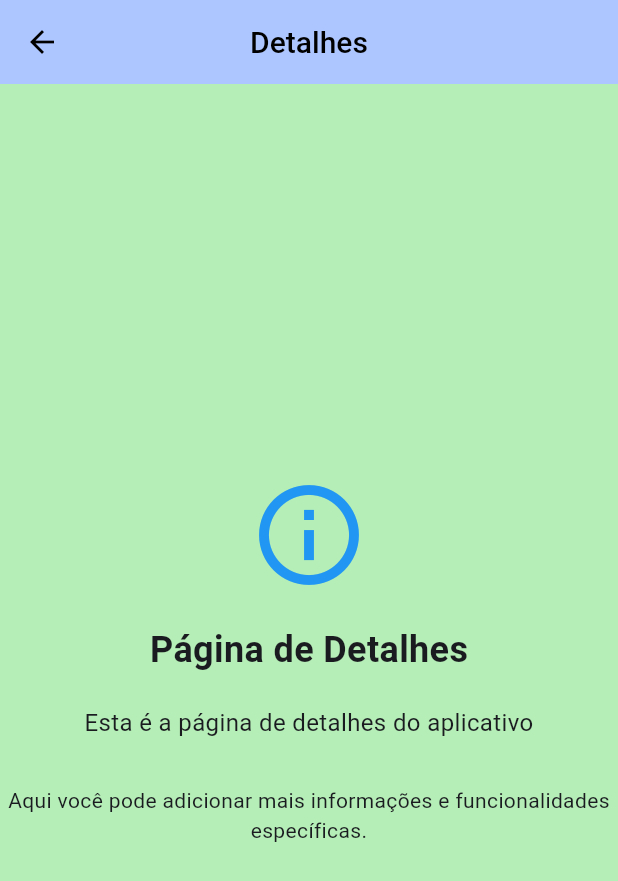
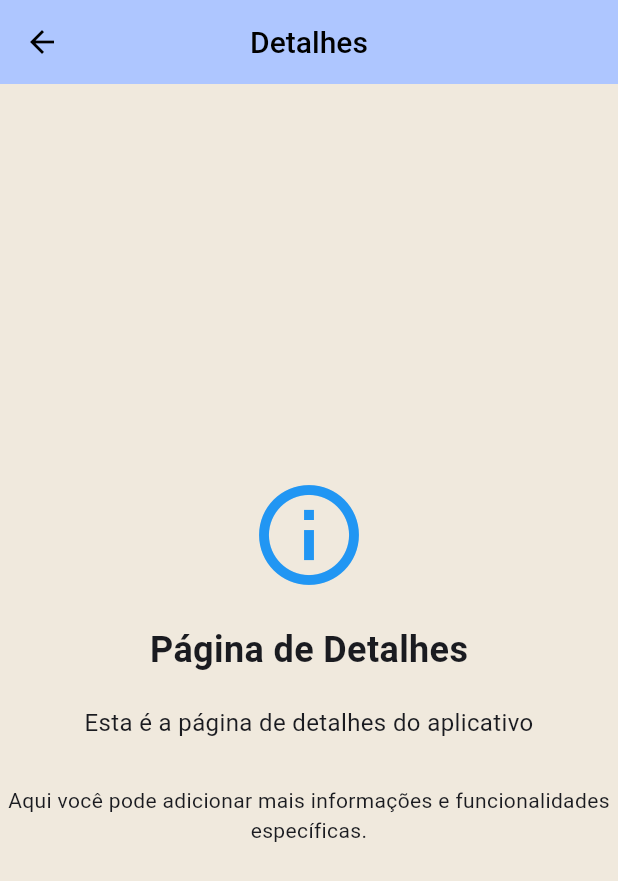
Before and after one commit to arielsam567/Rick_and_Morty_flutter_app, a Flutter app: the DetailsPage screen opened by its route, on a phone screen of 412 x 824 dp. Shown: the top 881 px of the screen. Run offline on Flutter 3.47's test engine with Material 3 defaults, Android fonts, the phone set to English and light mode, and no system bars; our stand-ins replace cached_network_image, dartz, dio, go_router, shimmer; network calls fail; Roboto replaces fonts that are missing (Montserrat).

Commit message:
Atualiza cores no tema e na página inicial, alterando a cor de fundo e ajustando cores de ícones e textos para melhor legibilidade. Modifica o texto do campo de busca para ser mais conciso.

```diff
--- a/lib/config/themes/colors.dart
+++ b/lib/config/themes/colors.dart
@@ -6,7 +6,7 @@ class MyColors {
   static const secondary = Color(0xff53DAE3);
 
   // Cores de fundo
-  static const background = Color.fromARGB(101, 68, 213, 71);
+  static const background = Color(0xfff0e9dd);
 
   // Cores de estado
   static const error = Color(0xffFF6969);
--- a/lib/config/themes/custom_themes.dart
+++ b/lib/config/themes/custom_themes.dart
@@ -107,11 +107,11 @@ class CustomThemes {
       selectionHandleColor: MyColors.primary,
     ),
     inputDecorationTheme: InputDecorationTheme(
-      fillColor: MyColors.white.withValues(alpha: 0.04),
+      fillColor: MyColors.black.withValues(alpha: 0.04),
       filled: true,
       iconColor: MyColors.white,
-      prefixIconColor: MyColors.white,
-      suffixIconColor: MyColors.white,
+      prefixIconColor: MyColors.black.withValues(alpha: 0.4),
+      suffixIconColor: MyColors.black.withValues(alpha: 0.4),
       contentPadding: const EdgeInsets.symmetric(vertical: 8, horizontal: 8),
       enabledBorder: const OutlineInputBorder(
         borderRadius: borderRadius,
@@ -127,7 +127,8 @@ class CustomThemes {
         ),
       ),
       labelStyle: const TextStyle(color: MyColors.white, fontSize: 14.0),
-      hintStyle: const TextStyle(color: MyColors.error, fontSize: 16.0),
+      hintStyle: TextStyle(
+          color: MyColors.black.withValues(alpha: 0.4), fontSize: 16.0),
       counterStyle: const TextStyle(color: MyColors.error, fontSize: 14.0),
       suffixStyle: const TextStyle(color: MyColors.error, fontSize: 14.0),
     ),
--- a/lib/pages/home/home_page.dart
+++ b/lib/pages/home/home_page.dart
@@ -33,7 +33,6 @@ class _HomePageState extends State<HomePage> {
     return Scaffold(
       appBar: AppBar(
         title: const Text(Strings.appName),
-        backgroundColor: Theme.of(context).colorScheme.inversePrimary,
       ),
       body: Column(
         children: [
@@ -58,7 +57,7 @@ class _HomePageState extends State<HomePage> {
       child: TextField(
         onChanged: _controller.updateSearchQuery,
         decoration: InputDecoration(
-          hintText: 'Buscar por nome...',
+          hintText: 'Buscar...',
           prefixIcon: const Icon(Icons.search),
           border: OutlineInputBorder(
             borderRadius: BorderRadius.circular(12),
--- a/lib/widgets/character_card.dart
+++ b/lib/widgets/character_card.dart
@@ -23,7 +23,7 @@ class CharacterCard extends StatelessWidget {
       shape: RoundedRectangleBorder(
         borderRadius: BorderRadius.circular(12.0),
       ),
-      color: const Color(0xFFF5F5DC), // Cor bege clara como na imagem
+      color: const Color(0xffe0d5c1), // Cor bege clara como na imagem
       child: InkWell(
         onTap: () {
           context.go('/details/${character.id}');
```
